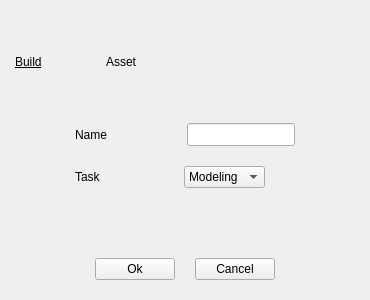
Before: the Qt Designer form pipeline/ui/qt/window.ui in Ayaee/pipeline, drawn with Qt 5.
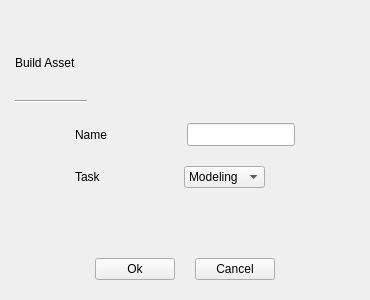
After: the same form once the commit is applied.

Diff of the .ui file:
```diff
--- a/pipeline/ui/qt/window.ui
+++ b/pipeline/ui/qt/window.ui
@@ -6,7 +6,7 @@
    <rect>
     <x>0</x>
     <y>0</y>
-    <width>350</width>
+    <width>352</width>
     <height>300</height>
    </rect>
   </property>
@@ -49,31 +49,51 @@
      <number>20</number>
     </property>
     <item>
-     <layout class="QHBoxLayout" name="horizontalLayout">
+     <layout class="QVBoxLayout" name="layoutBuild">
+      <property name="spacing">
+       <number>0</number>
+      </property>
+      <property name="topMargin">
+       <number>5</number>
+      </property>
       <item>
-       <widget class="QLabel" name="task_2">
+       <widget class="QLabel" name="buildAsset">
         <property name="maximumSize">
          <size>
-          <width>71</width>
+          <width>500</width>
           <height>16777215</height>
          </size>
         </property>
         <property name="styleSheet">
-         <string notr="true">font: 25pt &quot;MS Shell Dlg 2&quot;;
-text-decoration: underline;</string>
+         <string notr="true">font: 25pt &quot;MS Shell Dlg 2&quot;;</string>
         </property>
         <property name="text">
-         <string>Build</string>
+         <string>Build Asset</string>
         </property>
        </widget>
       </item>
       <item>
-       <widget class="QLabel" name="label">
-        <property name="styleSheet">
-         <string notr="true">font: 25pt &quot;MS Shell Dlg 2&quot;;</string>
+       <widget class="Line" name="line">
+        <property name="maximumSize">
+         <size>
+          <width>72</width>
+          <height>16777215</height>
+         </size>
         </property>
-        <property name="text">
-         <string>Asset</string>
+        <property name="sizeIncrement">
+         <size>
+          <width>0</width>
+          <height>0</height>
+         </size>
+        </property>
+        <property name="font">
+         <font>
+          <weight>75</weight>
+          <bold>true</bold>
+         </font>
+        </property>
+        <property name="orientation">
+         <enum>Qt::Horizontal</enum>
         </property>
        </widget>
       </item>
```
